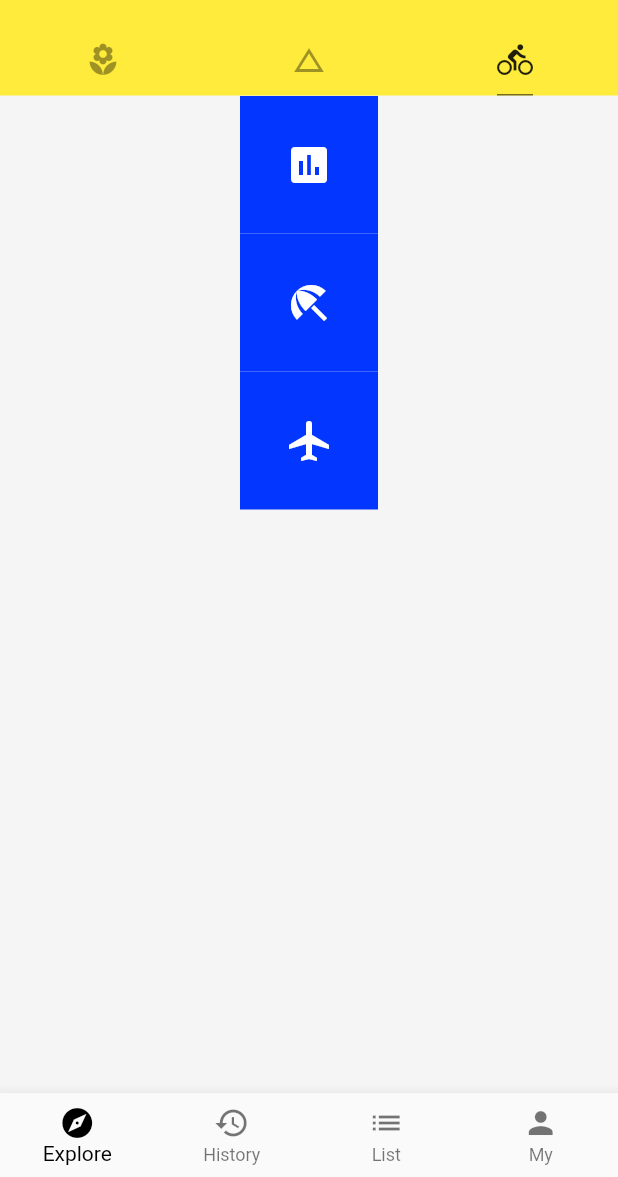
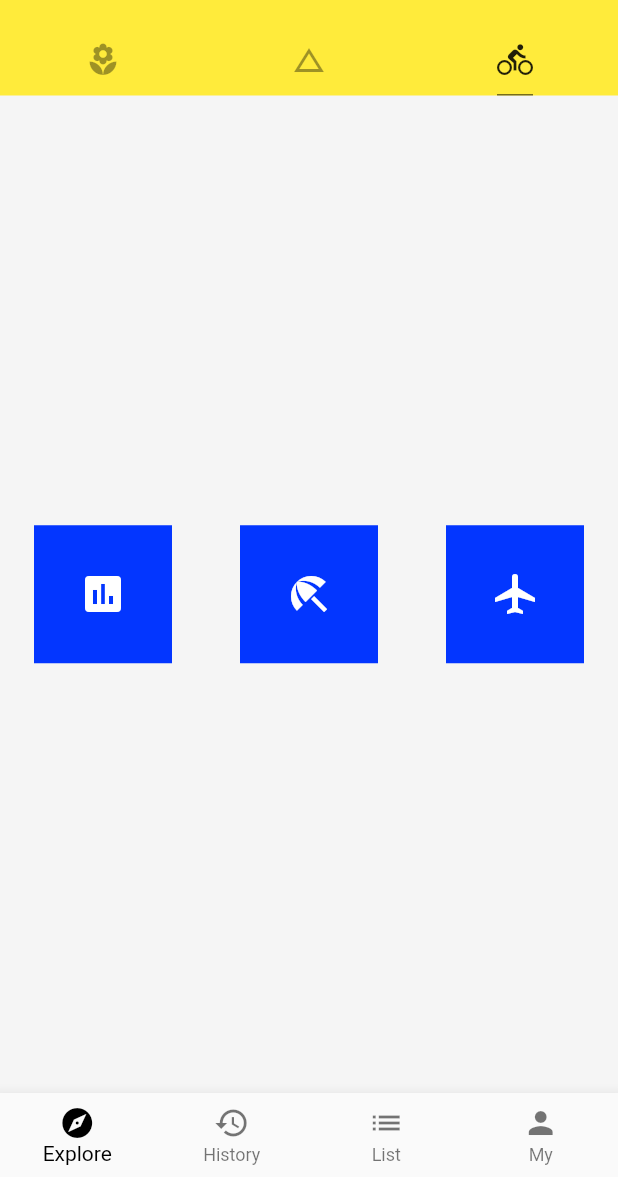
Before and after one commit to gdky005/Flutter_Demo, a Flutter app: the screen it shows after launch, tab 3 chosen, on a phone screen of 412 x 824 dp, the part 59-1236 px from its top. Run offline on Flutter 3.47's test engine with Material 2 defaults, Android fonts, the phone set to English and light mode, and no system bars; network calls fail.

Commit message:
主轴：mainAxis

```diff
--- a/lib/demo/layout_demo.dart
+++ b/lib/demo/layout_demo.dart
@@ -4,7 +4,8 @@ class LayoutDemo extends StatelessWidget {
   @override
   Widget build(BuildContext context) {
     return  Container(
-      child: Column(
+      child: Row(
+        mainAxisAlignment: MainAxisAlignment.spaceAround,
         children: <Widget>[
           IconBadge(Icons.poll),
           IconBadge(Icons.beach_access),
```
